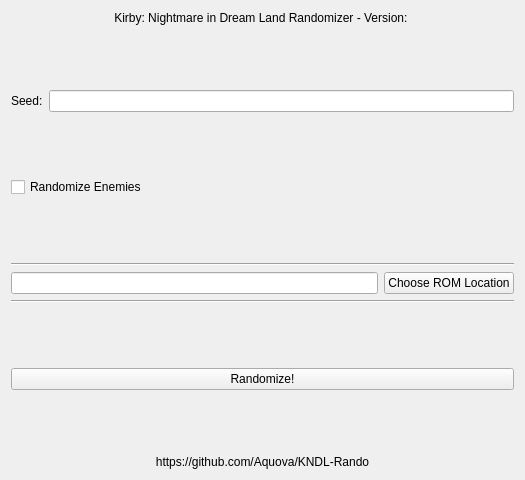
aquova/KNDL-Rando, file src/mainwindow.ui: the form before one commit.
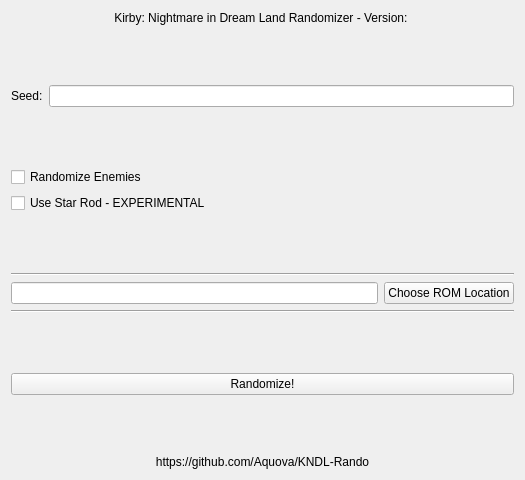
The form after the commit.

```diff
--- a/src/mainwindow.ui
+++ b/src/mainwindow.ui
@@ -73,7 +73,14 @@
      </widget>
     </item>
     <item>
-     <spacer name="verticalSpacer_4">
+     <widget class="QCheckBox" name="starRodCheck">
+      <property name="text">
+       <string>Use Star Rod - EXPERIMENTAL</string>
+      </property>
+     </widget>
+    </item>
+    <item>
+     <spacer name="verticalSpacer_5">
       <property name="orientation">
        <enum>Qt::Vertical</enum>
       </property>
```
